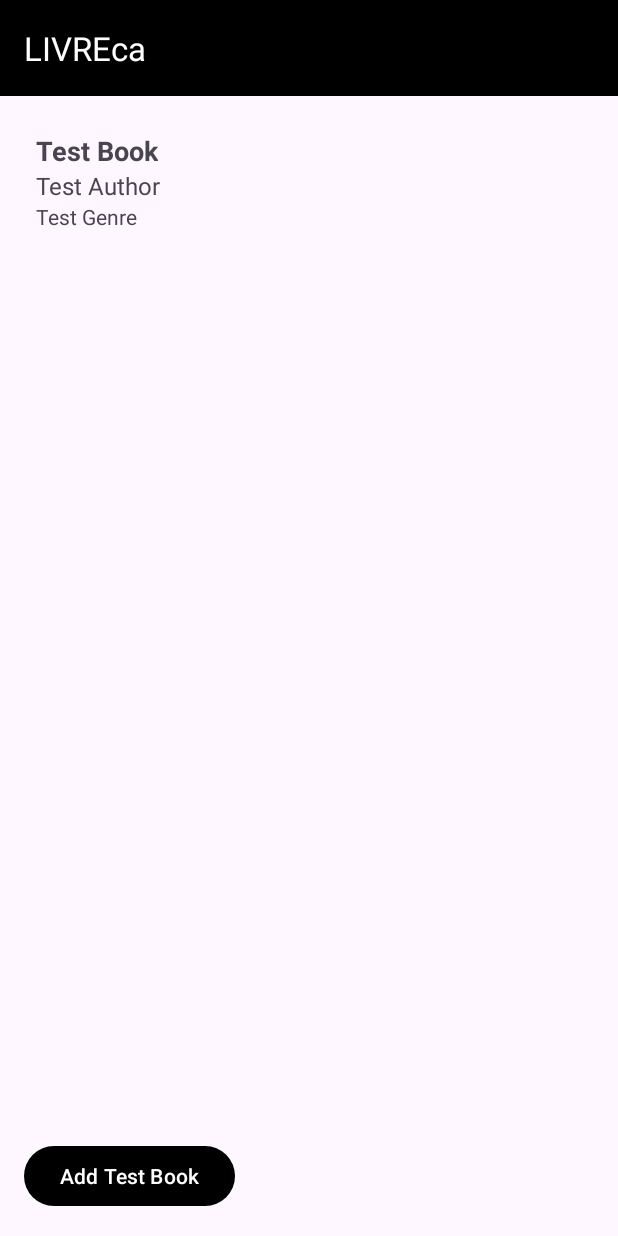
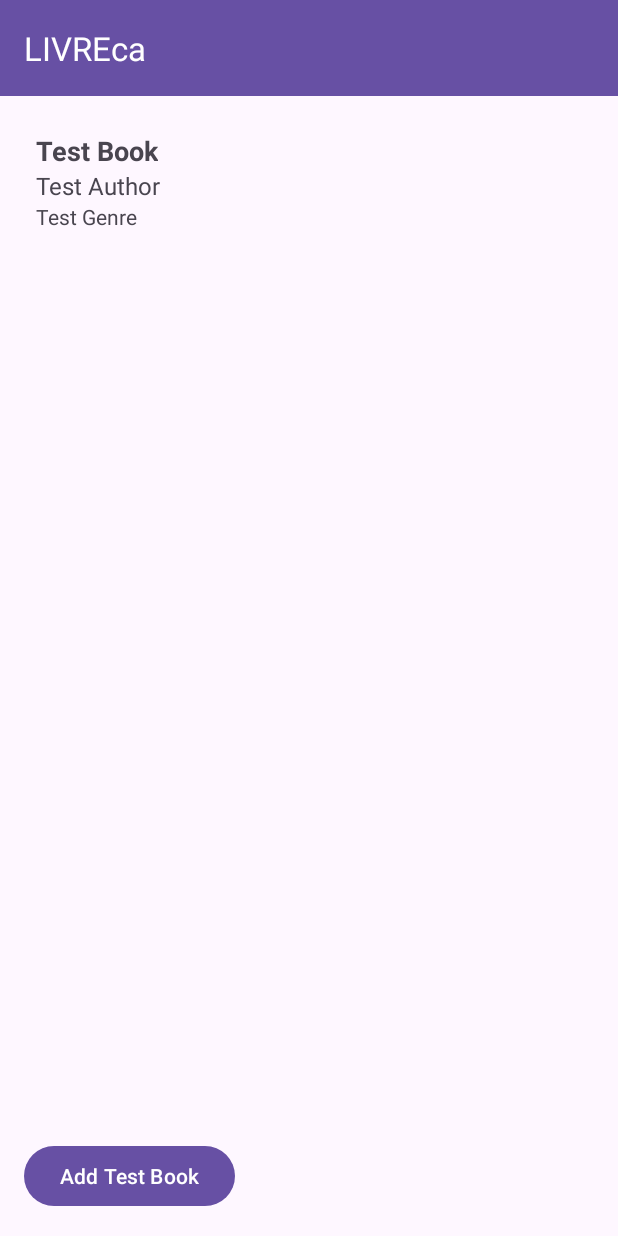
Before and after one commit to Celia-unitbv/LivreCA, an Android app: the fragment BookListFragment placed in its activity, after a tap on "Add Test Book", on a phone screen of 412 x 824 dp. Run offline under Robolectric (Android 15) with nearby library versions, the phone set to English and light mode, and no system bars; our stand-ins replace Room's generated code, data binding, navigation-ui.

Commit message:
Revert "UserFragment"
This reverts commit de8712ee654bebc4cd79af92df256ba79f0ec03e.

```diff
--- a/Android/app/src/main/java/com/example/livreca/BookListFragment.kt
+++ b/Android/app/src/main/java/com/example/livreca/BookListFragment.kt
@@ -39,11 +39,7 @@ class BookListFragment : Fragment() {
             adapter = bookAdapter
         }
 
-        if (userId != -1) {
-            loadBooks()
-        } else {
-            // Afișează un mesaj sau gestionează eroarea dacă userId nu este valid
-        }
+        loadBooks()
 
         binding.btnAddBook.setOnClickListener {
             val testBook = Book(userId = userId, name = "Test Book", author = "Test Author", genre = "Test Genre")
--- a/Android/app/src/main/java/com/example/livreca/LoginFragment.kt
+++ b/Android/app/src/main/java/com/example/livreca/LoginFragment.kt
@@ -31,7 +31,6 @@ class LoginFragment : Fragment() {
         binding.btnLogin.setOnClickListener {
             val username = binding.etUsername.text.toString()
             val password = binding.etPassword.text.toString()
-
             if (username.isNotEmpty() && password.isNotEmpty()) {
                 lifecycleScope.launch {
                     context?.let {
@@ -39,8 +38,7 @@ class LoginFragment : Fragment() {
                         if (user != null) {
                             Toast.makeText(it, "Login successful", Toast.LENGTH_SHORT).show()
 
-                            // Navigate to UserFragment
-                            val action = LoginFragmentDirections.actionLoginFragmentToUserFragment()
+                            val action = LoginFragmentDirections.actionLoginFragmentToBookListFragment(user.id)
                             findNavController().navigate(action)
                         } else {
                             Toast.makeText(it, "Invalid username or password", Toast.LENGTH_SHORT).show()
--- a/Android/app/src/main/java/com/example/livreca/MainActivity.kt
+++ b/Android/app/src/main/java/com/example/livreca/MainActivity.kt
@@ -2,25 +2,14 @@ package com.example.livreca
 
 import android.os.Bundle
 import androidx.appcompat.app.AppCompatActivity
-import androidx.appcompat.app.AppCompatDelegate
 import androidx.appcompat.widget.Toolbar
 import androidx.navigation.findNavController
 import androidx.navigation.fragment.NavHostFragment
 import androidx.navigation.ui.setupActionBarWithNavController
-import com.example.livreca.managers.PreferencesManager
 
 class MainActivity : AppCompatActivity() {
     override fun onCreate(savedInstanceState: Bundle?) {
         super.onCreate(savedInstanceState)
-
-        // Citire preferințe temă înainte de a seta content view
-        val isDarkMode = PreferencesManager.isDarkModeEnabled(this)
-        if (isDarkMode) {
-            setTheme(R.style.DarkTheme)
-        } else {
-            setTheme(R.style.LightTheme)
-        }
-
         setContentView(R.layout.activity_main)
 
         // Setăm Toolbar-ul ca ActionBar
@@ -31,17 +20,10 @@ class MainActivity : AppCompatActivity() {
         val navHostFragment = supportFragmentManager.findFragmentById(R.id.nav_host_fragment) as NavHostFragment
         val navController = navHostFragment.navController
         setupActionBarWithNavController(navController)
-
-        val userId = getUserIdFromAuth() // Funcție pentru a obține ID-ul utilizatorului
     }
 
     override fun onSupportNavigateUp(): Boolean {
         val navController = findNavController(R.id.nav_host_fragment)
         return navController.navigateUp() || super.onSupportNavigateUp()
     }
-
-    private fun getUserIdFromAuth(): Int {
-        // Funcție pentru a obține ID-ul utilizatorului autentificat
-        return 123 // De exemplu
-    }
 }
--- a/Android/app/src/main/java/com/example/livreca/StartFragment.kt
+++ b/Android/app/src/main/java/com/example/livreca/StartFragment.kt
@@ -5,11 +5,9 @@ import android.view.LayoutInflater
 import android.view.View
 import android.view.ViewGroup
 import android.widget.Button
-import android.widget.CheckBox
 import androidx.fragment.app.Fragment
 import androidx.navigation.fragment.findNavController
 import com.example.livreca.databinding.FragmentStartBinding
-import com.example.livreca.managers.PreferencesManager
 
 class StartFragment : Fragment() {
 
@@ -28,37 +26,14 @@ class StartFragment : Fragment() {
         super.onViewCreated(view, savedInstanceState)
 
         val navController = findNavController()
-        val checkBox = binding.checkboxDarkMode;
-
-        // Setăm listeneri pentru butoane
         view.findViewById<Button>(R.id.btn_already_have_account).setOnClickListener {
             navController.navigate(R.id.action_startFragment_to_loginFragment)
         }
         view.findViewById<Button>(R.id.btn_new_here).setOnClickListener {
             navController.navigate(R.id.action_startFragment_to_registerFragment)
         }
-
-        // Initialize checkbox state based on saved preference
-        //binding.checkboxDarkMode.isChecked = PreferencesManager.isDarkModeEnabled(requireContext())
-
-        // Setup listener for checkbox
-        checkBox.setOnCheckedChangeListener { _, isChecked ->
-            PreferencesManager.saveThemePreference(requireContext(), isChecked)
-            applyTheme(isChecked)
-        }
-
-        // Aplicare temă inițială bazată pe preferința salvată
-        applyTheme(PreferencesManager.isDarkModeEnabled(requireContext()))
     }
 
-    private fun applyTheme(isDarkMode: Boolean) {
-        // Aplicare temă în funcție de preferința salvată
-        if (isDarkMode) {
-            requireActivity().setTheme(R.style.DarkTheme)
-        } else {
-            requireActivity().setTheme(R.style.LightTheme)
-        }
-    }
 
     override fun onDestroyView() {
         super.onDestroyView()
--- a/Android/app/src/main/java/com/example/livreca/data/UserDao.kt
+++ b/Android/app/src/main/java/com/example/livreca/data/UserDao.kt
@@ -11,7 +11,4 @@ interface UserDao {
 
     @Query("SELECT * FROM users WHERE username = :username AND password = :password")
     suspend fun getUser(username: String, password: String): User?
-
-    @Query("SELECT * FROM users WHERE id = :userId")
-    suspend fun getUserById(userId: Int): User?
 }
--- a/Android/app/src/main/res/drawable/ic_launcher_foreground.xml
+++ b/Android/app/src/main/res/drawable/ic_launcher_foreground.xml
@@ -10,7 +10,7 @@
                 android:endX="85.84757"
                 android:endY="92.4963"
                 android:startX="42.9492"
-                android:startY="45.59793"
+                android:startY="49.59793"
                 android:type="linear">
                 <item
                     android:color="#44000000"
--- a/Android/app/src/main/res/navigation/nav_graph.xml
+++ b/Android/app/src/main/res/navigation/nav_graph.xml
@@ -1,3 +1,4 @@
+<!-- res/navigation/nav_graph.xml -->
 <navigation xmlns:android="http://schemas.android.com/apk/res/android"
     xmlns:app="http://schemas.android.com/apk/res-auto"
     xmlns:tools="http://schemas.android.com/tools"
@@ -25,24 +26,8 @@
         android:name="com.example.livreca.LoginFragment"
         tools:layout="@layout/fragment_login">
         <action
-            android:id="@+id/action_loginFragment_to_userFragment"
-            app:destination="@id/userFragment" />
-    </fragment>
-
-    <fragment
-        android:id="@+id/userFragment"
-        android:name="com.example.livreca.UserFragment"
-        android:label="UserFragment">
-        <action
-            android:id="@+id/action_userFragment_to_bookListFragment"
-            app:destination="@id/bookListFragment">
-            <argument
-                android:name="userId"
-                app:argType="integer" />
-        </action>
-        <action
-            android:id="@+id/action_userFragment_to_loginFragment"
-            app:destination="@id/loginFragment" />
+            android:id="@+id/action_loginFragment_to_bookListFragment"
+            app:destination="@id/bookListFragment" />
     </fragment>
 
     <fragment
--- a/Android/app/src/main/res/values-night/themes.xml
+++ b/Android/app/src/main/res/values-night/themes.xml
@@ -1,8 +1,7 @@
 <resources xmlns:tools="http://schemas.android.com/tools">
     <!-- Base application theme. -->
     <style name="Base.Theme.LIVREca" parent="Theme.Material3.DayNight.NoActionBar">
-        <item name="colorPrimary">@color/black</item>
-        <item name="colorPrimaryDark">@color/white</item>
-        <item name="colorAccent">@color/beige</item>
+        <!-- Customize your dark theme here. -->
+        <!-- <item name="colorPrimary">@color/my_dark_primary</item> -->
     </style>
 </resources>
--- a/Android/app/src/main/res/values/colors.xml
+++ b/Android/app/src/main/res/values/colors.xml
@@ -3,5 +3,4 @@
     <color name="black">#FF000000</color>
     <color name="white">#FFFFFFFF</color>
     <color name="beige">#F9E2C0</color>
-    <color name="dark_red">#F2A33F4A</color>
 </resources>
--- a/Android/app/src/main/res/values/themes.xml
+++ b/Android/app/src/main/res/values/themes.xml
@@ -1,21 +1,8 @@
 <resources xmlns:tools="http://schemas.android.com/tools">
     <!-- Base application theme. -->
     <style name="Base.Theme.LIVREca" parent="Theme.Material3.DayNight.NoActionBar">
-        <item name="colorPrimary">@color/black</item>
-        <item name="colorPrimaryDark">@color/white</item>
-        <item name="colorAccent">@color/beige</item>
-    </style>
-
-    <style name="DarkTheme" parent="Base.Theme.LIVREca">
-        <item name="colorPrimary">@color/black</item>
-        <item name="colorPrimaryDark">@color/white</item>
-        <item name="colorAccent">@color/beige</item>
-    </style>
-
-    <style name="LightTheme" parent="Base.Theme.LIVREca">
-        <item name="colorPrimary">@color/beige</item>
-        <item name="colorPrimaryDark">@color/white</item>
-        <item name="colorAccent">@color/black</item>
+        <!-- Customize your light theme here. -->
+        <!-- <item name="colorPrimary">@color/my_light_primary</item> -->
     </style>
 
     <style name="Theme.LIVREca" parent="Base.Theme.LIVREca" />
```
Also changed, not shown: Android/app/src/main/java/com/example/livreca/UserFragment.kt (deleted, +0 -67 lines), Android/app/src/main/java/com/example/livreca/managers/PreferencesManager.kt (deleted, +0 -35 lines), Android/app/src/main/java/com/example/livreca/viewModels/UserViewModel.kt (deleted, +0 -25 lines), Android/app/src/main/java/com/example/livreca/viewModels/UserViewModelFactory.kt (deleted, +0 -15 lines), Android/app/src/main/res/layout/fragment_login.xml (+2 -6 lines), Android/app/src/main/res/layout/fragment_register.xml (+1 -6 lines), Android/app/src/main/res/layout/fragment_start.xml (+6 -18 lines), Android/app/src/main/res/layout/fragment_user.xml (deleted, +0 -72 lines), Android/app/src/main/res/values/strings.xml (+5 -10 lines).
